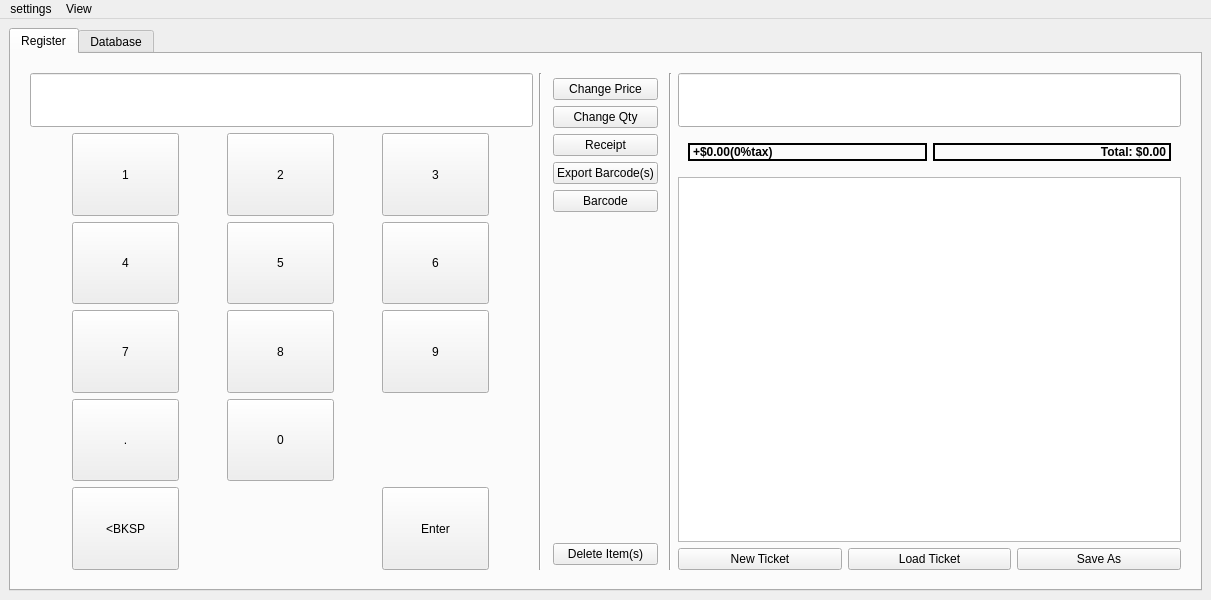
Old version of the form mainwindow.ui in the repository dtuivs/SmartTAgz.
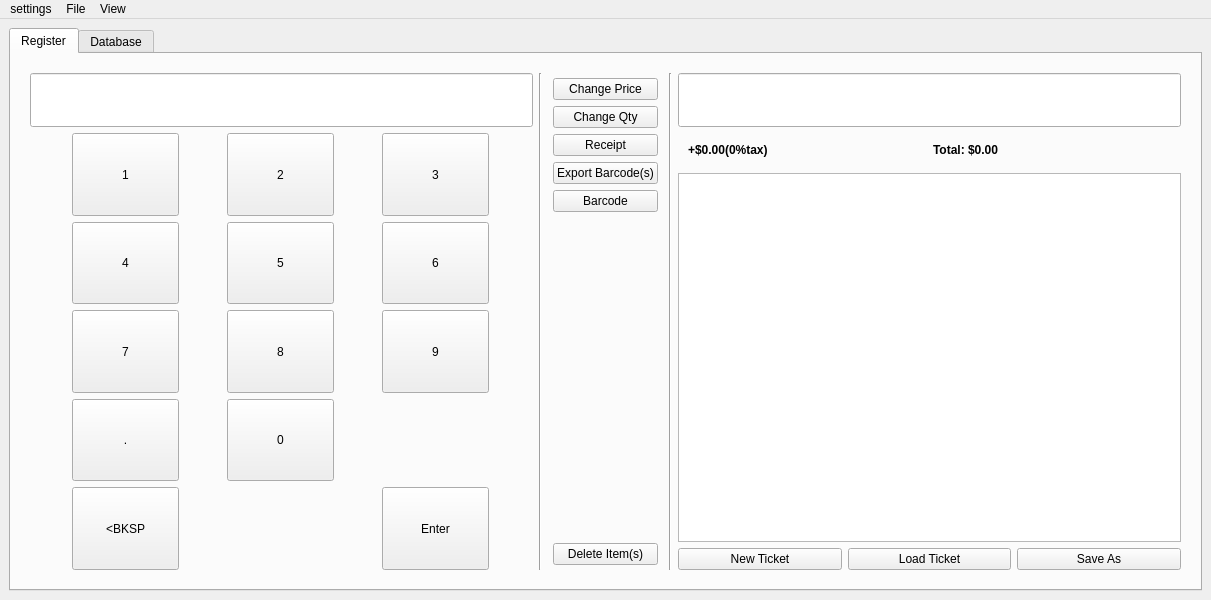
New version of the form.

Commit message: v0.6 new tickets menu

Patch:
```diff
--- a/mainwindow.ui
+++ b/mainwindow.ui
@@ -43,7 +43,7 @@
         <item>
          <layout class="QHBoxLayout" name="horizontalLayout_2" stretch="3,0,0,0,3">
           <property name="sizeConstraint">
-           <enum>QLayout::SizeConstraint::SetMaximumSize</enum>
+           <enum>QLayout::SetDefaultConstraint</enum>
           </property>
           <property name="leftMargin">
            <number>10</number>
@@ -486,7 +486,7 @@
           <item>
            <layout class="QVBoxLayout" name="ticket_layout_frame">
             <property name="sizeConstraint">
-             <enum>QLayout::SizeConstraint::SetNoConstraint</enum>
+             <enum>QLayout::SetDefaultConstraint</enum>
             </property>
             <item>
              <widget class="QLineEdit" name="code_inputBox_2">
@@ -521,7 +521,7 @@
                  </font>
                 </property>
                 <property name="frameShape">
-                 <enum>QFrame::Shape::Box</enum>
+                 <enum>QFrame::NoFrame</enum>
                 </property>
                 <property name="lineWidth">
                  <number>2</number>
@@ -548,7 +548,7 @@
                  <bool>false</bool>
                 </property>
                 <property name="frameShape">
-                 <enum>QFrame::Shape::Box</enum>
+                 <enum>QFrame::NoFrame</enum>
                 </property>
                 <property name="lineWidth">
                  <number>2</number>
@@ -556,9 +556,6 @@
                 <property name="text">
                  <string>Total: $0.00</string>
                 </property>
-                <property name="alignment">
-                 <set>Qt::AlignmentFlag::AlignRight|Qt::AlignmentFlag::AlignTrailing|Qt::AlignmentFlag::AlignVCenter</set>
-                </property>
                </widget>
               </item>
              </layout>
@@ -765,7 +762,7 @@
      <x>0</x>
      <y>0</y>
      <width>1211</width>
-     <height>24</height>
+     <height>22</height>
     </rect>
    </property>
    <widget class="QMenu" name="menuAdjust_Tax">
@@ -780,7 +777,14 @@
     </property>
     <addaction name="action_HideKeypad"/>
    </widget>
+   <widget class="QMenu" name="menuFile">
+    <property name="title">
+     <string>File</string>
+    </property>
+    <addaction name="actionOpen"/>
+   </widget>
    <addaction name="menuAdjust_Tax"/>
+   <addaction name="menuFile"/>
    <addaction name="menuView"/>
   </widget>
   <action name="actionSales_Tax">
```
Left out of the diff: 38 changed lines with no effect on the pictures. The commit also changes 15 other files.
